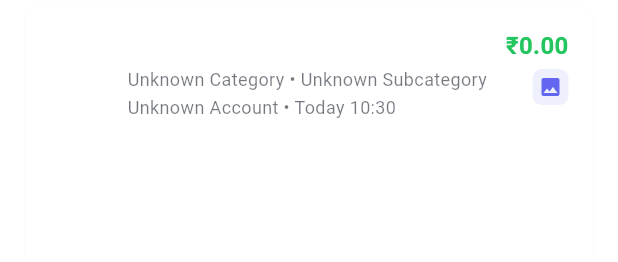
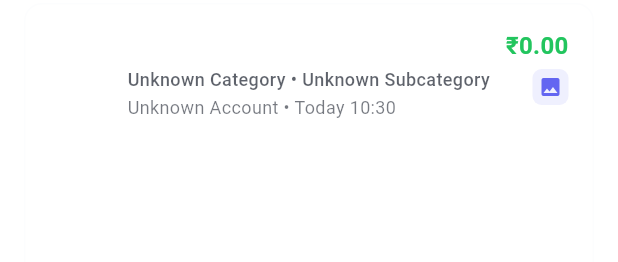
Before and after one commit to korelium/kora-expense-tracker, a Flutter app: the TransactionCard widget shown alone on an empty page, opened directly with empty values, on a phone screen of 412 x 824 dp. Shown: the top 262 px of the screen. Run offline on Flutter 3.47's test engine with Material 3 defaults, Android fonts, the light colour scheme and no system bars; our stand-ins replace fl_chart, hive, hive_flutter, image_picker, introduction_screen, shared_preferences; accounts and stored records are empty.

Commit message:
Fix text visibility in light mode
- Increased text opacity from 0.6 to 0.7 for category/subcategory text
- Added font weights for better text contrast
- Category text: FontWeight.w500 for better visibility
- Account/date text: FontWeight.w400 for proper hierarchy
- Better text contrast in both light and dark themes
- Ensures all text is clearly visible in light mode

```diff
--- a/lib/presentation/widgets/transaction_card.dart
+++ b/lib/presentation/widgets/transaction_card.dart
@@ -93,7 +93,8 @@ class TransactionCard extends StatelessWidget {
                             _getCategoryName(context),
                             style: TextStyle(
                               fontSize: 12,
-                              color: Theme.of(context).colorScheme.onSurface.withValues(alpha: 0.6),
+                              color: Theme.of(context).colorScheme.onSurface.withValues(alpha: 0.7),
+                              fontWeight: FontWeight.w500,
                             ),
                           ),
                           if (transaction.subcategoryId != null) ...[
@@ -101,7 +102,8 @@ class TransactionCard extends StatelessWidget {
                               ' • ${_getSubcategoryName(context)}',
                               style: TextStyle(
                                 fontSize: 12,
-                                color: Theme.of(context).colorScheme.onSurface.withValues(alpha: 0.6),
+                                color: Theme.of(context).colorScheme.onSurface.withValues(alpha: 0.7),
+                                fontWeight: FontWeight.w500,
                               ),
                             ),
                           ],
@@ -118,6 +120,7 @@ class TransactionCard extends StatelessWidget {
                             style: TextStyle(
                               fontSize: 12,
                               color: Theme.of(context).colorScheme.onSurface.withValues(alpha: 0.6),
+                              fontWeight: FontWeight.w400,
                             ),
                           ),
                           Text(
@@ -125,6 +128,7 @@ class TransactionCard extends StatelessWidget {
                             style: TextStyle(
                               fontSize: 12,
                               color: Theme.of(context).colorScheme.onSurface.withValues(alpha: 0.6),
+                              fontWeight: FontWeight.w400,
                             ),
                           ),
                         ],
```
